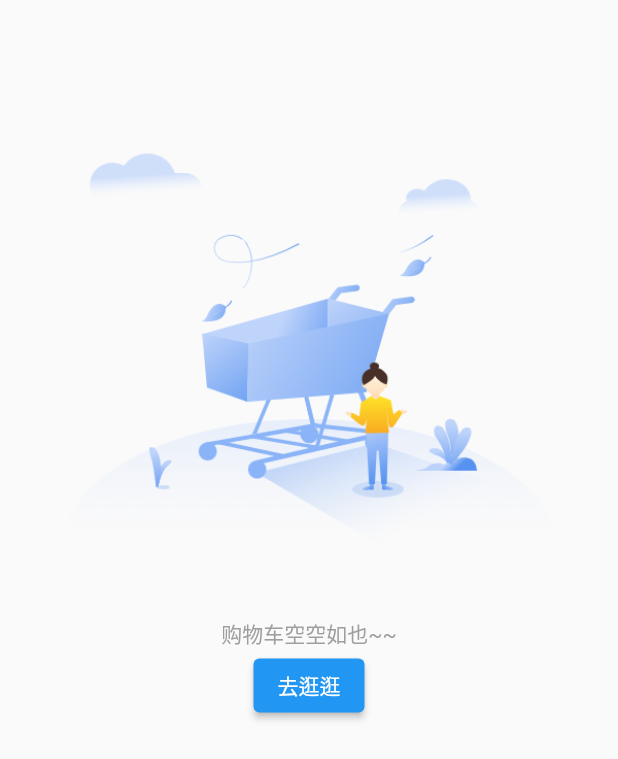
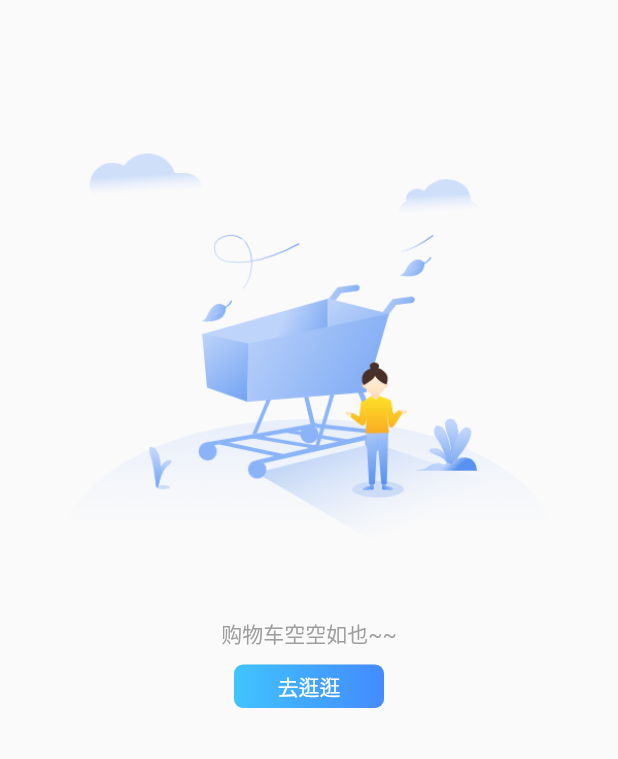
Before and after one commit to zedmyls/flutter_app, a Flutter app: the CartEmptyView widget shown alone on an empty page, opened directly, on a phone screen of 412 x 824 dp. Shown: the top 759 px of the screen. Run offline on Flutter 3.47's test engine with Material 2 defaults, Android fonts, the phone set to English and light mode, and no system bars; our stand-ins replace badges, dio, flutter_easyloading, flutter_slidable, get, pull_to_refresh and 1 more; missing offline and left inert: city_pickers; accounts and stored records are empty; network calls fail.

Commit message:
add：按钮统一样式，包括禁用样式

```diff
--- a/lib/app/common/my_input.dart
+++ b/lib/app/common/my_input.dart
@@ -66,13 +66,11 @@ class _MyInputState extends State<MyInput> {
                 child: widget.otherWidget == null
                     ? TextFormField(
                         controller: _controller,
-                        cursorColor: Colors.black,
+                        cursorColor: Get.isDarkMode ? Colors.white : Colors.black,
                         keyboardType: widget.keyboardType,
                         decoration: InputDecoration(
                           hintText: widget.placeHolder,
-                          hintStyle: TextStyle(
-                            fontSize: 14,
-                          ),
+                          hintStyle: TextStyle(fontSize: 14),
                           isCollapsed: true,
                           border: InputBorder.none,
                           focusedBorder: InputBorder.none,
--- /dev/null
+++ b/lib/app/common/views/my_buttons.dart
@@ -0,0 +1,147 @@
+import 'package:flutter/material.dart';
+
+Widget _customOutlinedButton(
+  String title,
+  Color lineColor,
+  VoidCallback? onPressed,
+  Color textColor,
+) {
+  return Opacity(
+    opacity: onPressed != null ? 1 : .5,
+    child: OutlinedButton(
+      style: ButtonStyle(
+        side: MaterialStateProperty.all(
+          BorderSide(
+            color: lineColor,
+          ),
+        ),
+      ),
+      onPressed: onPressed,
+      child: Text(
+        title,
+        style: TextStyle(
+          color: textColor,
+        ),
+      ),
+    ),
+  );
+}
+
+enum ButtonType { success, warning, danger, info }
+
+extension ButtonTypeExtension on ButtonType {
+  Color get color {
+    switch (this) {
+      case ButtonType.success:
+        return Color(0xFF2DBF64);
+      case ButtonType.danger:
+        return Color(0xFFED2F2F);
+      case ButtonType.info:
+        return Color(0xFF02A4E2);
+      case ButtonType.warning:
+        return Color(0xFFFF6F10);
+    }
+  }
+
+  List<Color> get colors {
+    switch (this) {
+      case ButtonType.success:
+        return [
+          Colors.greenAccent,
+          Color(0xFF2DBF64),
+        ];
+      case ButtonType.danger:
+        return [
+          Colors.redAccent,
+          Color(0xFFED2F2F),
+        ];
+      case ButtonType.info:
+        return [
+          Colors.lightBlueAccent,
+          Colors.blueAccent,
+        ];
+      case ButtonType.warning:
+        return [
+          Colors.orangeAccent,
+          Color(0xFFFF6F10),
+        ];
+    }
+  }
+}
+
+class LineButton extends StatelessWidget {
+  final ButtonType type;
+  final String title;
+  final VoidCallback? onPressed;
+  final Color? textColor;
+
+  const LineButton({
+    Key? key,
+    required this.type,
+    required this.title,
+    this.onPressed,
+    this.textColor,
+  }) : super(key: key);
+  @override
+  Widget build(BuildContext context) {
+    return _customOutlinedButton(
+      title,
+      type.color,
+      onPressed,
+      textColor ?? type.color,
+    );
+  }
+}
+
+class GradientButton extends StatelessWidget {
+  final ButtonType type;
+  final Color? splashColor;
+  final Color? textColor;
+  final String title;
+  final VoidCallback? onPressed;
+  final double fontSize;
+  final FontWeight fontWeight;
+
+  const GradientButton({
+    Key? key,
+    this.splashColor,
+    this.textColor,
+    this.fontSize = 14,
+    this.fontWeight = FontWeight.w400,
+    required this.title,
+    required this.type,
+    required this.onPressed,
+  }) : super(key: key);
+
+  @override
+  Widget build(BuildContext context) {
+    return Opacity(
+      opacity: onPressed != null ? 1 : .5,
+      child: InkWell(
+        borderRadius: BorderRadius.circular(6),
+        onTap: onPressed,
+        splashColor: splashColor ?? Colors.blue,
+        child: Ink(
+          decoration: BoxDecoration(
+            borderRadius: BorderRadius.circular(6),
+            gradient: LinearGradient(colors: type.colors),
+            boxShadow: [BoxShadow(color: Color.fromRGBO(0, 0, 0, 0.08))],
+          ),
+          child: Center(
+            child: Padding(
+              padding: EdgeInsets.symmetric(vertical: 4, horizontal: 10),
+              child: Text(
+                title,
+                style: TextStyle(
+                  color: textColor ?? Colors.white,
+                  fontSize: fontSize,
+                  fontWeight: fontWeight,
+                ),
+              ),
+            ),
+          ),
+        ),
+      ),
+    );
+  }
+}
--- a/lib/app/modules/tabs/setting/address_list/views/address_list_view.dart
+++ b/lib/app/modules/tabs/setting/address_list/views/address_list_view.dart
@@ -1,6 +1,7 @@
 import 'package:flutter/material.dart';
 import 'package:flutter_app/app/common/utils.dart';
 import 'package:flutter_app/app/common/views/my_app_bar.dart';
+import 'package:flutter_app/app/common/views/my_buttons.dart';
 import 'package:flutter_app/app/common/views/no_data.dart';
 import 'package:flutter_app/app/common/views/tag_view.dart';
 import 'package:flutter_app/app/routes/app_pages.dart';
@@ -32,8 +33,9 @@ class AddressListView extends GetView<AddressListController> {
         child: Container(
           padding: EdgeInsets.symmetric(horizontal: 20),
           height: 44,
-          child: ElevatedButton(
-            child: Text('新增地址'),
+          child: GradientButton(
+            title: '新增地址',
+            type: ButtonType.info,
             onPressed: () {
               Get.toNamed(Routes.ADDRESS_EDIT);
             },
--- a/lib/app/modules/tabs/shopcart/views/cart_empty_view.dart
+++ b/lib/app/modules/tabs/shopcart/views/cart_empty_view.dart
@@ -1,4 +1,5 @@
 import 'package:flutter/material.dart';
+import 'package:flutter_app/app/common/views/my_buttons.dart';
 import 'package:flutter_app/app/modules/tabs/controllers/tabs_controller.dart';
 import 'package:get/get.dart';
 
@@ -19,12 +20,16 @@ class CartEmptyView extends StatelessWidget {
             fontSize: 14,
           ),
         ),
-        SizedBox(width: 20),
-        ElevatedButton(
-          onPressed: () {
-            Get.find<TabsController>().goHome();
-          },
-          child: Text('去逛逛'),
+        SizedBox(height: 10),
+        Container(
+          width: 100,
+          child: GradientButton(
+            type: ButtonType.info,
+            onPressed: () {
+              Get.find<TabsController>().goHome();
+            },
+            title: '去逛逛',
+          ),
         ),
       ],
     );
```
Also changed, not shown: lib/app/common/views/need_login_view.dart (+11 -6 lines), lib/app/modules/tabs/setting/address_list/address_edit/views/address_edit_view.dart (+11 -5 lines), lib/app/modules/tabs/setting/order/order_detail/views/order_detail_view.dart (+24 -16 lines), lib/app/modules/tabs/setting/star_list/views/star_item_view.dart (+8 -4 lines), lib/app/modules/tabs/shopcart/views/shopcart_view.dart (+14 -16 lines).
